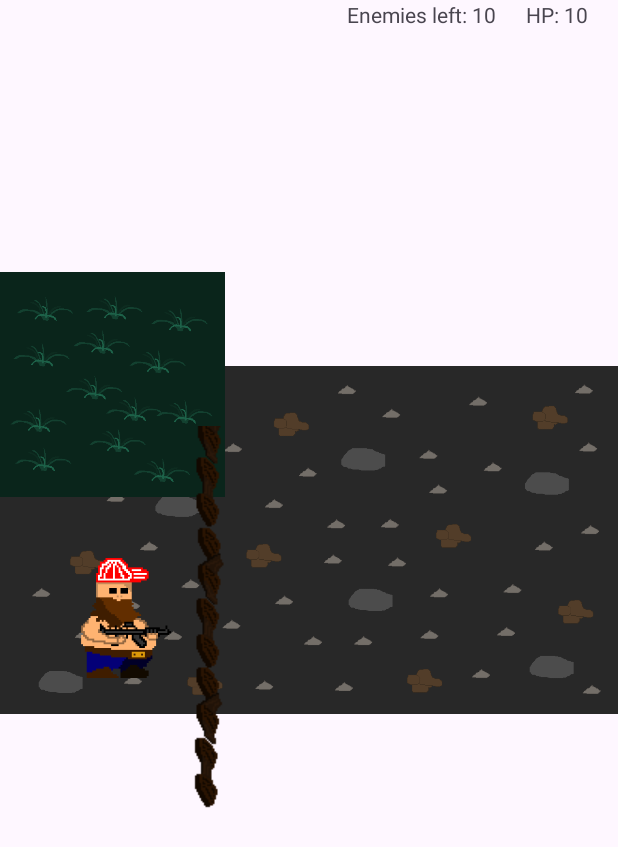
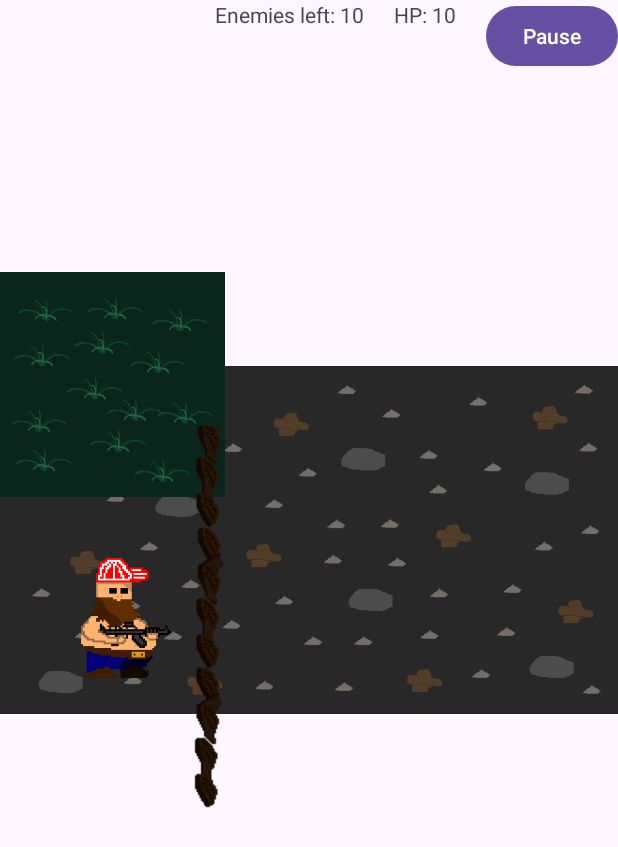
Before and after one commit to NikitunPVLK/Bob-The-Defender, an Android app: the fragment FightFragment shown on its own in the app's theme, on a phone screen of 412 x 824 dp. Shown: the top 847 px of the screen. Run offline under Robolectric (Android 15) with nearby library versions, the light colour scheme and no system bars.

Commit message:
Pause button and dialog implemented

```diff
--- a/app/src/main/java/com/example/bobthedefender/ui/fragments/FightFragment.kt
+++ b/app/src/main/java/com/example/bobthedefender/ui/fragments/FightFragment.kt
@@ -80,7 +80,6 @@ class FightFragment : Fragment() {
             when (it) {
                 FightState.LOSE -> {
                     clearField()
-                    findNavController().navigate(R.id.action_gameScreenFragment_to_startFragment)
                 }
 
                 FightState.WIN -> {
@@ -103,7 +102,7 @@ class FightFragment : Fragment() {
             spawnEnemies(it)
         }
 
-        binding.playerZone.setOnClickListener {
+        binding.pauseButton.setOnClickListener {
             fightViewModel.changePauseState()
             changeAnimationsState()
         }
@@ -119,6 +118,11 @@ class FightFragment : Fragment() {
         when (fightState) {
             FightState.PAUSED -> {
                 builder.setTitle("Game paused")
+                builder.setCancelable(false)
+                builder.setPositiveButton("Resume") { _, _ ->
+                    fightViewModel.changePauseState()
+                    changeAnimationsState()
+                }
                 builder.create().show()
             }
 
--- a/app/src/main/java/com/example/bobthedefender/ui/viewmodels/FightViewModel.kt
+++ b/app/src/main/java/com/example/bobthedefender/ui/viewmodels/FightViewModel.kt
@@ -47,14 +47,13 @@ class FightViewModel : ViewModel() {
     }
 
     fun damagePlayer(enemy: Enemy) {
+        _enemiesLeft.value = _enemiesLeft.value?.minus(1)
         innerList.remove(enemy)
         _health.value = _health.value!! - 1
         if (_health.value!! <= 0) {
             stopGame()
             _fightState.value = FightState.LOSE
-        }
-        _enemiesLeft.value = _enemiesLeft.value?.minus(1)
-        if (enemiesLeft.value!! <= 0 && innerList.isEmpty()) {
+        } else if (enemiesLeft.value!! <= 0 && innerList.isEmpty()) {
             stopGame()
             _fightState.value = FightState.WIN
         }
--- a/app/src/main/res/layout/fragment_fight.xml
+++ b/app/src/main/res/layout/fragment_fight.xml
@@ -97,7 +97,16 @@
         android:layout_height="wrap_content"
         android:layout_marginEnd="20dp"
         android:text="10"
-        app:layout_constraintEnd_toEndOf="parent"
+        app:layout_constraintEnd_toStartOf="@id/pause_button"
         app:layout_constraintTop_toTopOf="parent" />
 
+    <Button
+        android:id="@+id/pause_button"
+        android:layout_width="wrap_content"
+        android:layout_height="wrap_content"
+        android:text="Pause"
+        app:layout_constraintEnd_toEndOf="parent"
+        app:layout_constraintTop_toTopOf="parent"
+        />
+
 </androidx.constraintlayout.widget.ConstraintLayout>
```
